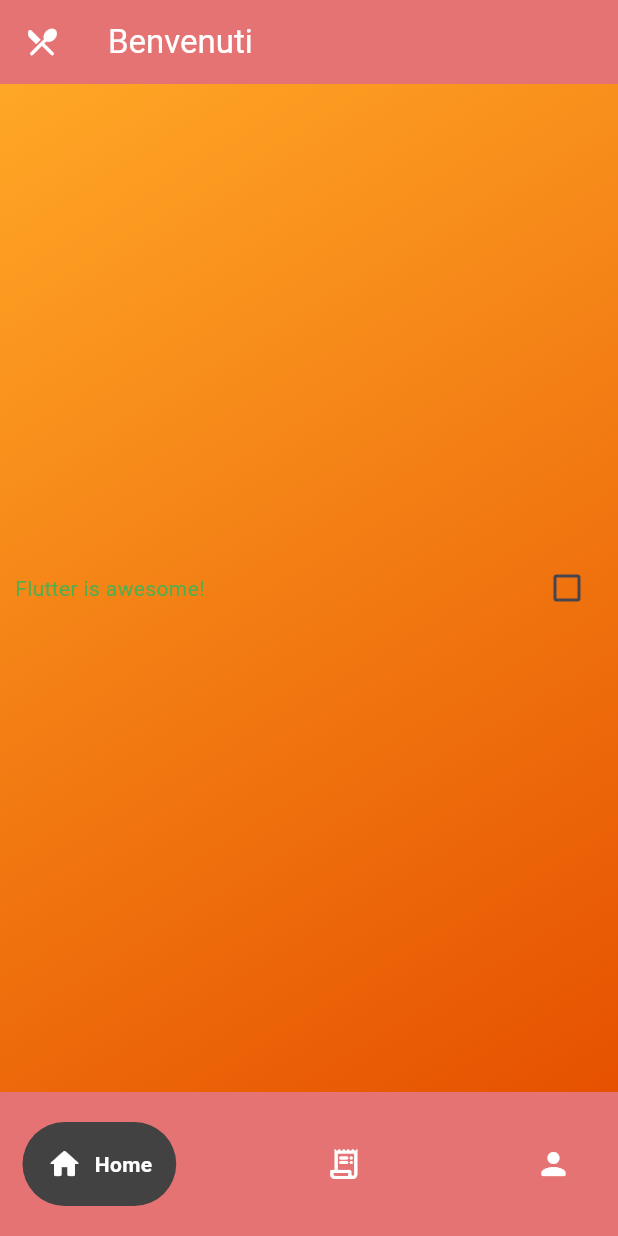
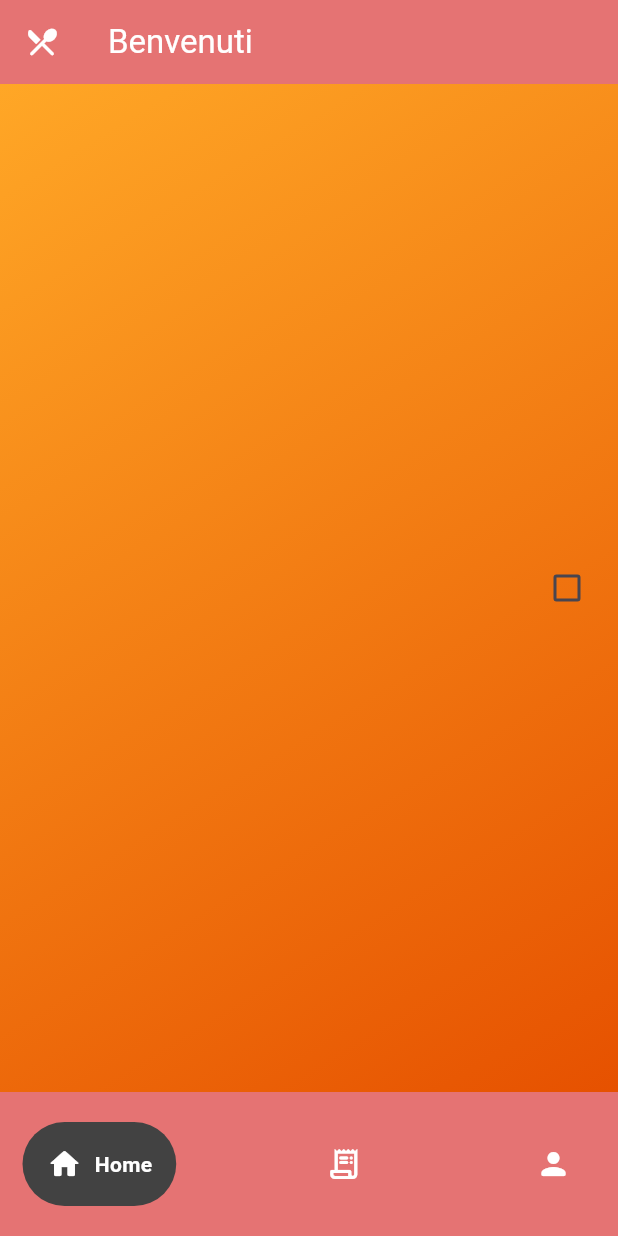
Before and after one commit to LorenzoFederici46/flutter_note_app, a Flutter app: the screen it shows after launch, on a phone screen of 412 x 824 dp. Run offline on Flutter 3.47's test engine with Material 3 defaults, Android fonts, the phone set to English and light mode, and no system bars; drawn by our look-alikes of google_nav_bar.

Commit message:
aggiunta funzione di vista

```diff
--- a/lib/pages/labeled_checkbox.dart
+++ b/lib/pages/labeled_checkbox.dart
@@ -31,13 +31,15 @@ class _LabeledCheckboxState extends State<LabeledCheckbox> {
         child: Row(
           children: <Widget>[
             Expanded(
-              child: Text(
-                widget.label,
-                style: isChecked
-                    ? TextStyle(fontSize: 20, fontWeight: FontWeight.bold)
-                    : TextStyle(color: Colors.green),
-                //style: TextStyle(fontSize: 20, fontWeight: FontWeight.bold),
-              ),
+              child: isChecked
+                  ? Text(
+                      widget.label,
+                      style: TextStyle(
+                        fontSize: 20,
+                        fontWeight: FontWeight.bold,
+                      ),
+                    )
+                  : Text(''),
             ),
             Checkbox(
               value: widget.value,
```
